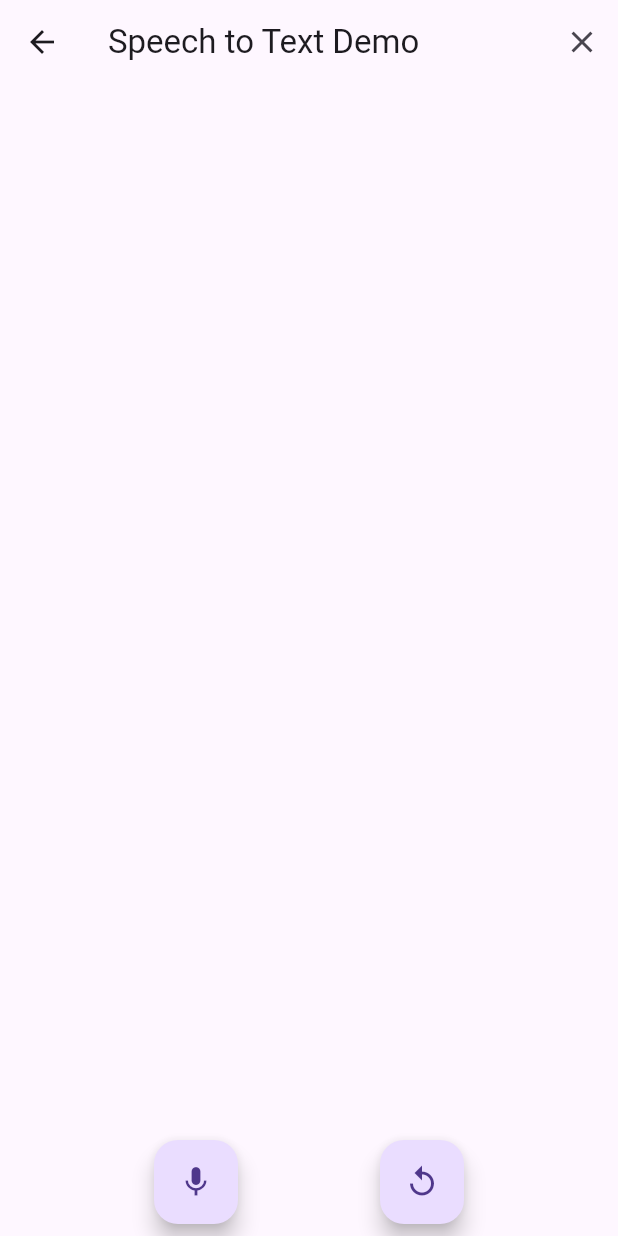
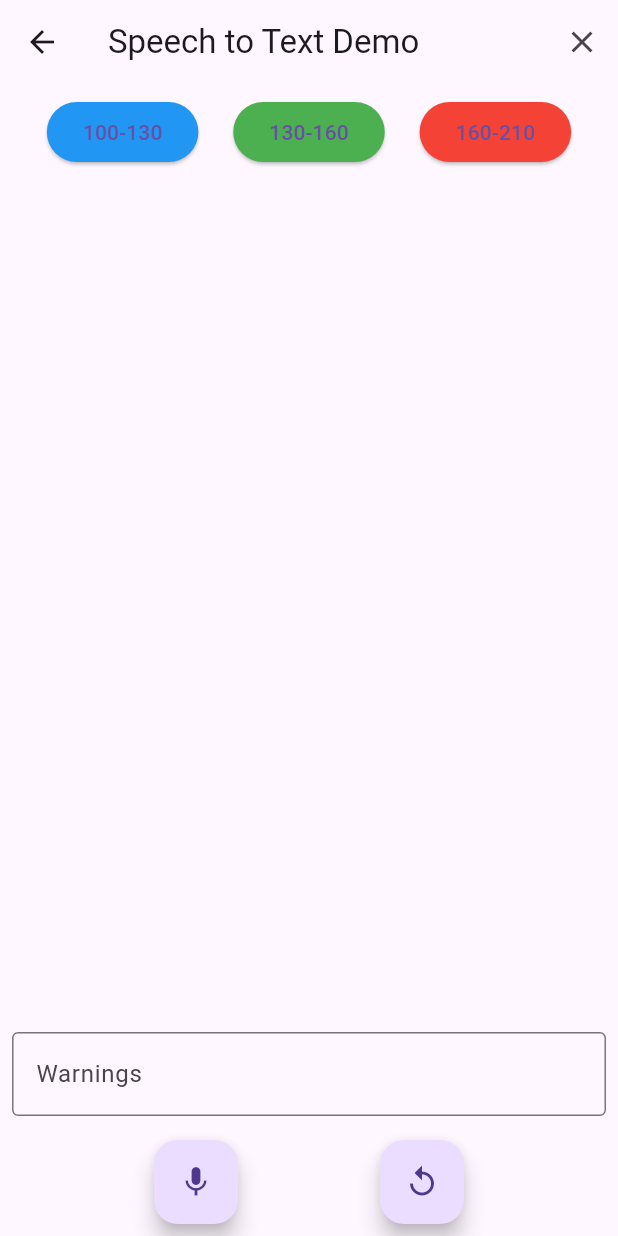
Before and after one commit to BettinaGotiu/ExamPacer, a Flutter app: the SpeechToTextPage screen opened directly, on a phone screen of 412 x 824 dp. Run offline on Flutter 3.47's test engine with Material 3 defaults, Android fonts, the phone set to English and light mode, and no system bars; our stand-ins replace firebase_auth, firebase_core, speech_to_text, table_calendar; accounts and stored records are empty.

Commit message:
Added speed pace selection option

```diff
--- a/lib/pages/speech_to_text.dart
+++ b/lib/pages/speech_to_text.dart
@@ -45,6 +45,9 @@ class _SpeechToTextPageState extends State<SpeechToTextPage> {
 
   final ScrollController _scrollController = ScrollController();
 
+  // New variables for pace selection
+  String? _selectedPace;
+
   @override
   void initState() {
     super.initState();
@@ -61,6 +64,16 @@ class _SpeechToTextPageState extends State<SpeechToTextPage> {
   }
 
   void _startListening() async {
+    if (_selectedPace == null) {
+      ScaffoldMessenger.of(context).showSnackBar(
+        const SnackBar(
+          content: Text("Please select a pace before starting."),
+          backgroundColor: Colors.redAccent,
+        ),
+      );
+      return;
+    }
+
     bool available = await _speech.initialize(
       onStatus: (status) {
         if (status == "done" && _isListening) {
@@ -200,6 +213,56 @@ class _SpeechToTextPageState extends State<SpeechToTextPage> {
       ),
       body: Column(
         children: <Widget>[
+          // Pace selection buttons
+          Padding(
+            padding: const EdgeInsets.all(8.0),
+            child: Row(
+              mainAxisAlignment: MainAxisAlignment.spaceEvenly,
+              children: [
+                ElevatedButton(
+                  onPressed: () {
+                    setState(() {
+                      _selectedPace = "100-130";
+                    });
+                  },
+                  style: ElevatedButton.styleFrom(backgroundColor: Colors.blue),
+                  child: const Text("100-130"),
+                ),
+                ElevatedButton(
+                  onPressed: () {
+                    setState(() {
+                      _selectedPace = "130-160";
+                    });
+                  },
+                  style: ElevatedButton.styleFrom(
+                    backgroundColor: Colors.green,
+                  ),
+                  child: const Text("130-160"),
+                ),
+                ElevatedButton(
+                  onPressed: () {
+                    setState(() {
+                      _selectedPace = "160-210";
+                    });
+                  },
+                  style: ElevatedButton.styleFrom(backgroundColor: Colors.red),
+                  child: const Text("160-210"),
+                ),
+              ],
+            ),
+          ),
+          // Display selected pace
+          if (_selectedPace != null)
+            Padding(
+              padding: const EdgeInsets.all(8.0),
+              child: Text(
+                "Selected Pace: $_selectedPace WPM",
+                style: const TextStyle(
+                  fontSize: 16,
+                  fontWeight: FontWeight.bold,
+                ),
+              ),
+            ),
           Expanded(
             child: Scrollbar(
               controller: _scrollController,
@@ -278,6 +341,18 @@ class _SpeechToTextPageState extends State<SpeechToTextPage> {
               ),
             ),
           ),
+          // Text field for warning messages
+          Padding(
+            padding: const EdgeInsets.all(8.0),
+            child: TextField(
+              readOnly: true,
+              decoration: InputDecoration(
+                border: OutlineInputBorder(),
+                labelText: 'Warnings',
+                hintText: 'Warning messages will appear here',
+              ),
+            ),
+          ),
           Padding(
             padding: const EdgeInsets.all(8.0),
             child: Row(
```
